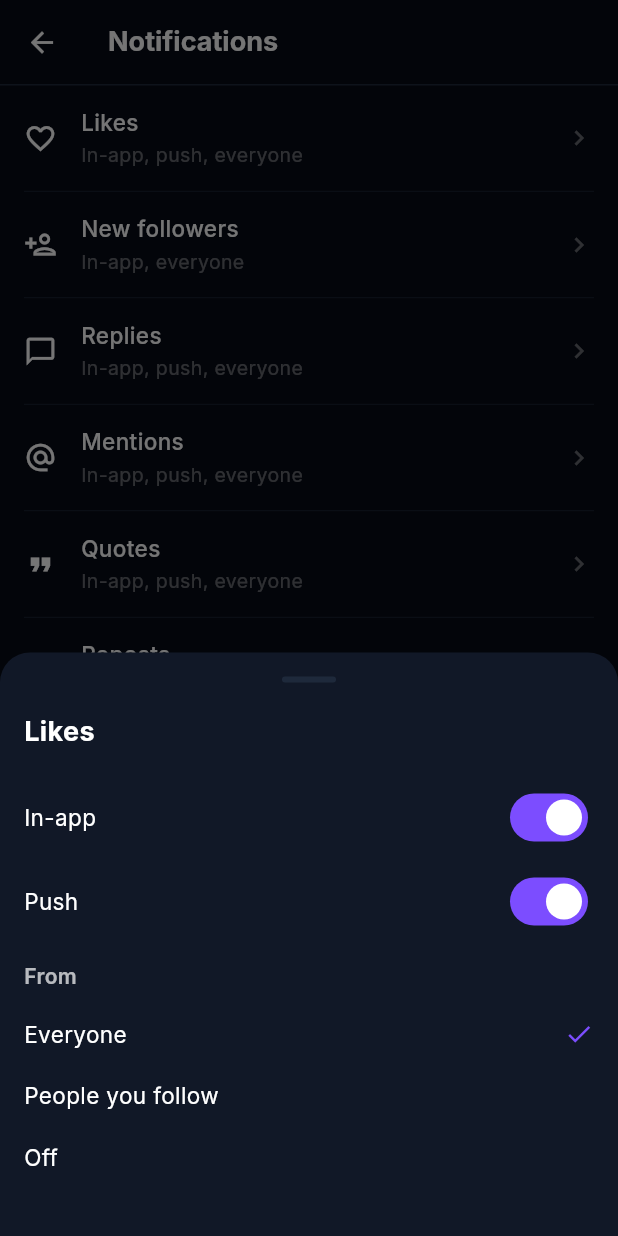
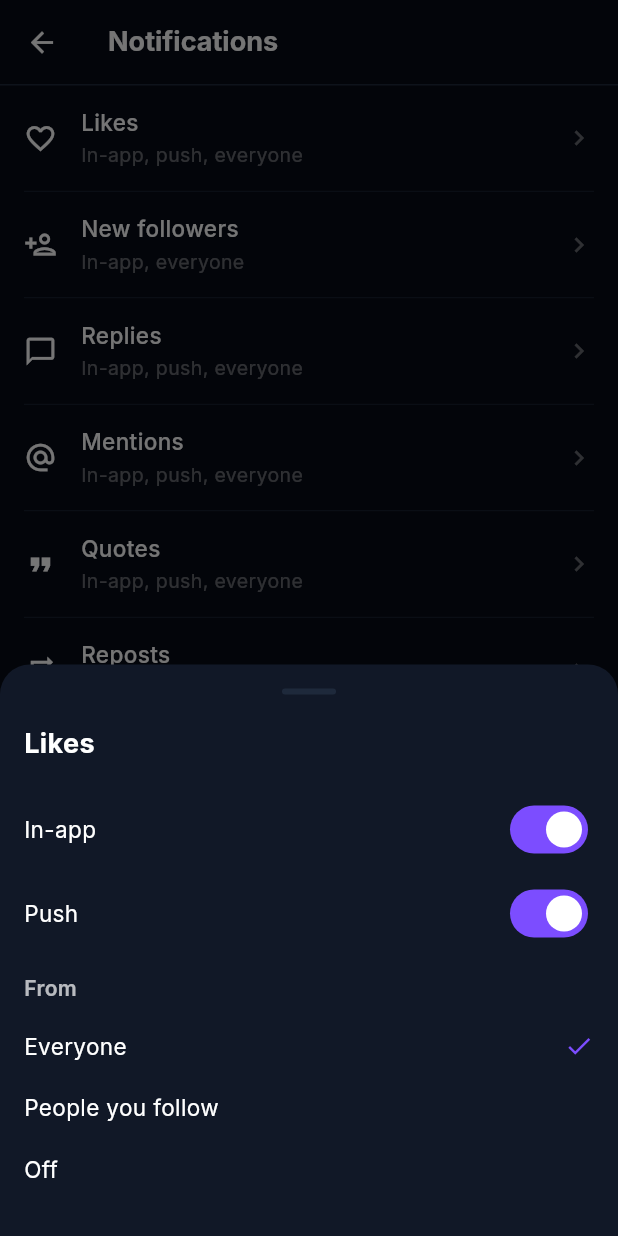
Before and after one commit to arafath306/gok, a Flutter app: the NotificationSettingsScreen screen opened directly, after a tap on "Likes", on a phone screen of 412 x 824 dp. Run offline on Flutter 3.47's test engine with Material 3 defaults, Android fonts, the phone set to English and light mode, and no system bars; our stand-ins replace google_fonts, image_picker, shared_preferences, supabase_flutter; accounts and stored records are empty; network calls fail.

Commit message:
fix: resolve bottom sheet layout overflow in notification settings

```diff
--- a/lib/screens/settings/notification_settings_screen.dart
+++ b/lib/screens/settings/notification_settings_screen.dart
@@ -67,8 +67,11 @@
       builder: (ctx) {
         return StatefulBuilder(
           builder: (ctx, setModalState) {
-            return Padding(
-              padding: const EdgeInsets.fromLTRB(16, 16, 16, 32),
+            return SafeArea(
+              child: SingleChildScrollView(
+                physics: const BouncingScrollPhysics(),
+                child: Padding(
+                  padding: const EdgeInsets.fromLTRB(16, 16, 16, 24),
                   child: Column(
                     mainAxisSize: MainAxisSize.min,
                     crossAxisAlignment: CrossAxisAlignment.start,
@@ -129,6 +132,8 @@
                         _buildFromOption(context, setModalState, 'off', 'Off'),
                       ],
                     ],
+                  ),
+                ),
               ),
             );
           },
```
Lines whose indentation alone changed are shown as unchanged.
